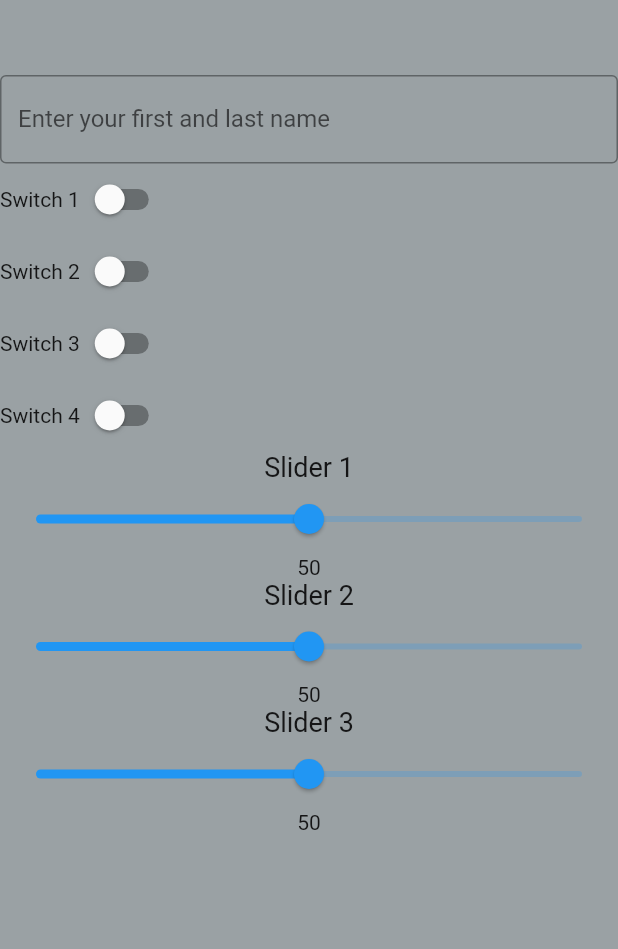
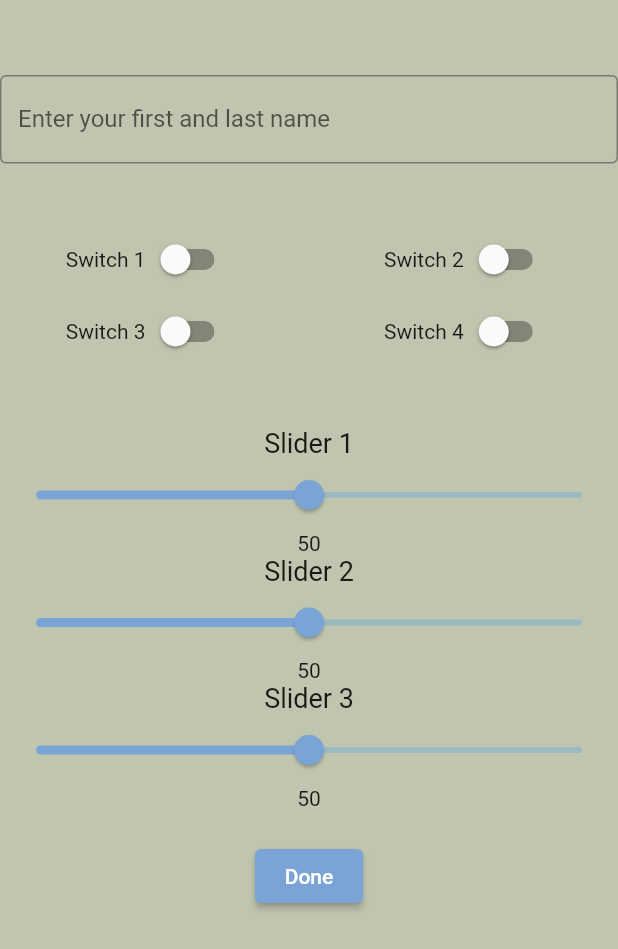
Before and after one commit to TaanHabchy/mobile_app_project1, a Flutter app: the screen it shows after launch, on a phone screen of 412 x 824 dp. Shown: the top 949 px of the screen. Run offline on Flutter 3.47's test engine with Material 2 defaults, Android fonts, the phone set to English and light mode, and no system bars.

Commit message:
submittable project - not cleaned up yet

```diff
--- a/lib/all_sliders.dart
+++ b/lib/all_sliders.dart
@@ -1,34 +1,36 @@
 import 'package:flutter/material.dart';
+import 'package:sharbel_project1/globals.dart';
 import "sliders.dart";
+import 'package:provider/provider.dart';
 
-class allSliders extends StatefulWidget {
+class AllSliders extends StatefulWidget {
+  const AllSliders({super.key});
+
   @override
-  _SliderColumnState createState() => _SliderColumnState();
+  SliderColumnState createState() => SliderColumnState();
 }
 
-class _SliderColumnState extends State<allSliders> {
-  double beginValue = 50;
-  double beginValue1 = 50;
-  double beginValue2 = 50;
-
+class SliderColumnState extends State<AllSliders> {
   @override
   Widget build(BuildContext context) {
+    final globalVariables = context.read<GlobalVariables>();
     return Column(
       mainAxisAlignment: MainAxisAlignment.center,
       children: [
-        SliderWidget("Slider 1", beginValue, (value) {
+        const Padding(padding: EdgeInsets.only(top: 40)),
+        SliderWidget("Slider 1", globalVariables.slid1, (value) {
           setState(() {
-            beginValue = value;
+            globalVariables.slid1 = value;
           });
         }),
-        SliderWidget("Slider 2", beginValue1, (value) {
+        SliderWidget("Slider 2", globalVariables.slid2, (value) {
           setState(() {
-            beginValue1 = value;
+            globalVariables.slid2 = value;
           });
         }),
-        SliderWidget("Slider 3", beginValue2, (value) {
+        SliderWidget("Slider 3", globalVariables.slid3, (value) {
           setState(() {
-            beginValue2 = value;
+            globalVariables.slid3 = value;
           });
         }),
       ],
--- a/lib/all_switches.dart
+++ b/lib/all_switches.dart
@@ -1,43 +1,56 @@
 import 'package:flutter/material.dart';
+import 'package:sharbel_project1/globals.dart';
 import "basic_switch.dart";
+import 'package:provider/provider.dart';
 
-class allSwitches extends StatefulWidget {
+class AllSwitches extends StatefulWidget {
+  const AllSwitches({super.key});
+
   @override
-  _switchColumn createState() => _switchColumn();
+  SwitchColumn createState() => SwitchColumn();
 }
 
-class _switchColumn extends State<allSwitches> {
-  bool clicked1 = false;
-  bool clicked2 = false;
-  bool clicked3 = false;
-  bool clicked4 = false;
-
+class SwitchColumn extends State<AllSwitches> {
   @override
   Widget build(BuildContext context) {
+    final globalVariables = context.read<GlobalVariables>();
     return Column(
       mainAxisAlignment: MainAxisAlignment.center,
       children: [
-        Padding(padding: EdgeInsets.only(top: 0)),
-        BasicSwitch(clicked1, "Switch 1", (value) {
+        const Padding(padding: EdgeInsets.only(top: 40)),
+        Row(
+          mainAxisAlignment: MainAxisAlignment.center,
+          children: [
+            // Padding(padding: EdgeInsets.only(top: 0)),
+            BasicSwitch(globalVariables.clicked1, "Switch 1", (value) {
               setState(() {
-            clicked1 = value;
+                globalVariables.clicked1 = value;
               });
             }),
-        BasicSwitch(clicked2, "Switch 2", (value) {
+            const Padding(padding: EdgeInsets.only(left: 100)),
+            BasicSwitch(globalVariables.clicked2, "Switch 2", (value) {
               setState(() {
-            clicked2 = value;
+                globalVariables.clicked2 = value;
               });
             }),
-        BasicSwitch(clicked3, "Switch 3", (value) {
+          ],
+        ),
+        Row(
+          mainAxisAlignment: MainAxisAlignment.center,
+          children: [
+            BasicSwitch(globalVariables.clicked3, "Switch 3", (value) {
               setState(() {
-            clicked3 = value;
+                globalVariables.clicked3 = value;
               });
             }),
-        BasicSwitch(clicked4, "Switch 4", (value) {
+            const Padding(padding: EdgeInsets.only(left: 100)),
+            BasicSwitch(globalVariables.clicked4, "Switch 4", (value) {
               setState(() {
-            clicked4 = value;
+                globalVariables.clicked4 = value;
               });
             }),
+          ],
+        ),
       ],
     );
   }
--- a/lib/basic_switch.dart
+++ b/lib/basic_switch.dart
@@ -5,16 +5,18 @@ class BasicSwitch extends StatelessWidget {
   final String title;
   final ValueChanged<bool> onChanged;
 
-  BasicSwitch(this.currentSwitch, this.title, this.onChanged);
+  BasicSwitch(this.currentSwitch, this.title, this.onChanged, {super.key});
 
   @override
   Widget build(BuildContext context) {
     return Row(
       children: [
-        Text(title),
+        Text(
+          title,
+        ),
         Switch(
           value: currentSwitch,
-          activeColor: const Color.fromARGB(255, 15, 105, 18),
+          activeColor: const Color.fromARGB(255, 122, 164, 214),
           onChanged: onChanged,
         ),
       ],
--- /dev/null
+++ b/lib/done.dart
@@ -0,0 +1,47 @@
+import 'package:flutter/material.dart';
+import "package:provider/provider.dart";
+import 'package:sharbel_project1/globals.dart';
+
+class DoneButton extends StatelessWidget {
+  const DoneButton({super.key});
+
+  @override
+  Widget build(BuildContext context) {
+    final globalVariables = context.read<GlobalVariables>();
+    return Container(
+        padding: const EdgeInsets.fromLTRB(170, 20, 170, 0),
+        child: ElevatedButton(
+            style: ButtonStyle(
+                backgroundColor: MaterialStateProperty.all(
+              const Color.fromARGB(255, 122, 164, 214),
+            )),
+            onPressed: () {
+              if (globalVariables.clicked1 &&
+                  globalVariables.clicked3 &&
+                  globalVariables.slid1.toInt() == 30 &&
+                  globalVariables.slid2.toInt() == 70 &&
+                  globalVariables.slid3.toInt() == 50 &&
+                  globalVariables.textController.text.isNotEmpty) {
+                showDialog(
+                  context: context,
+                  builder: (BuildContext context) {
+                    return AlertDialog(
+                      title: const Text('Alert Dialog'),
+                      content: const Text('You are done!'),
+                      actions: [
+                        TextButton(
+                          onPressed: () {
+                            // Close the dialog when the "OK" button is pressed
+                            Navigator.of(context).pop();
+                          },
+                          child: const Text('OK'),
+                        ),
+                      ],
+                    );
+                  },
+                );
+              }
+            },
+            child: const Text("Done")));
+  }
+}
--- /dev/null
+++ b/lib/globals.dart
@@ -0,0 +1,17 @@
+import 'package:flutter/material.dart';
+import 'package:flutter/material.dart';
+import 'package:provider/provider.dart';
+
+class GlobalVariables with ChangeNotifier {
+  bool clicked1 = false;
+  bool clicked2 = false;
+  bool clicked3 = false;
+  bool clicked4 = false;
+
+  double slid1 = 50;
+  double slid2 = 50;
+  double slid3 = 50;
+
+  var named = "";
+  TextEditingController textController = TextEditingController();
+}
--- a/lib/main.dart
+++ b/lib/main.dart
@@ -1,12 +1,14 @@
 import 'package:flutter/material.dart';
+import "package:provider/provider.dart";
 import "package:sharbel_project1/all_sliders.dart";
 import "package:sharbel_project1/all_switches.dart";
-import "package:sharbel_project1/userInput.dart";
-import "basic_switch.dart";
-import "all_sliders.dart";
+import "package:sharbel_project1/done.dart";
+import "package:sharbel_project1/globals.dart";
+import 'package:sharbel_project1/user_input.dart';
 
 void main() {
-  runApp(const MainApp());
+  runApp(ChangeNotifierProvider(
+      create: (context) => GlobalVariables(), child: const MainApp()));
 }
 
 class MainApp extends StatefulWidget {
@@ -25,13 +27,14 @@ class _MainAppState extends State<MainApp> {
   Widget build(BuildContext context) {
     return MaterialApp(
       home: Scaffold(
-        backgroundColor: Color.fromARGB(255, 154, 161, 164),
+        backgroundColor: const Color.fromARGB(255, 191, 197, 174),
         body: ListView(
-          children: [
-            const Padding(padding: EdgeInsets.only(top: 50)),
-            const UserInput(),
-            allSwitches(),
-            allSliders(),
+          children: const [
+            Padding(padding: EdgeInsets.only(top: 50)),
+            UserInput(),
+            AllSwitches(),
+            AllSliders(),
+            DoneButton(),
           ],
         ),
       ),
--- a/lib/sliders.dart
+++ b/lib/sliders.dart
@@ -1,22 +1,25 @@
 import 'package:flutter/material.dart';
+import 'globals.dart';
 
 class SliderWidget extends StatelessWidget {
   final String title;
   double value = 50;
   final ValueChanged<double> onChanged;
 
-  SliderWidget(this.title, this.value, this.onChanged);
+  SliderWidget(this.title, this.value, this.onChanged, {super.key});
 
   @override
   Widget build(BuildContext context) {
     return Column(
       children: [
-        Text(title, style: TextStyle(fontSize: 18)),
+        Text(title, style: const TextStyle(fontSize: 18)),
         Slider(
           value: value,
           min: 0,
           max: 100,
           onChanged: onChanged,
+          label: value.toInt().toString(),
+          activeColor: const Color.fromARGB(255, 122, 164, 214),
         ),
         Text(value.toInt().toString()),
       ],
--- a/lib/userInput.dart
+++ /dev/null
@@ -1,35 +0,0 @@
-import 'package:flutter/material.dart';
-
-class UserInput extends StatelessWidget {
-  const UserInput({super.key});
-
-  @override
-  Widget build(BuildContext context) {
-    return const SizedBox(
-      width: 250,
-      child: TextField(
-        // obscureText: true,
-        decoration: InputDecoration(
-          border: OutlineInputBorder(),
-          labelText: 'Enter your first and last name',
-        ),
-      ),
-    );
-  }
-}
-
-// class UserInput extends StatelessWidget {
-//   @override
-//   Widget build(BuildContext context) {
-//     return const SizedBox(
-//       width: 400,
-//       child: TextField(
-//         decoration: InputDecoration(
-//             border: OutlineInputBorder(),
-//             focusColor: Colors.brown,
-//             labelText: 'Enter your first and last name',
-//             labelStyle: TextStyle(color: Colors.white)),
-//       ),
-//     );
-//   }
-// }
--- /dev/null
+++ b/lib/user_input.dart
@@ -0,0 +1,20 @@
+import 'package:flutter/material.dart';
+import 'package:provider/provider.dart';
+import 'package:sharbel_project1/globals.dart';
+
+class UserInput extends StatelessWidget {
+  const UserInput({super.key});
+
+  @override
+  Widget build(BuildContext context) {
+    final globalVariables = context.read<GlobalVariables>();
+    return TextField(
+      // obscureText: true,
+      controller: globalVariables.textController,
+      decoration: const InputDecoration(
+        border: OutlineInputBorder(),
+        labelText: 'Enter your first and last name',
+      ),
+    );
+  }
+}
--- a/pubspec.yaml
+++ b/pubspec.yaml
@@ -9,6 +9,7 @@ environment:
 dependencies:
   flutter:
     sdk: flutter
+  provider: ^6.0.5
 
 dev_dependencies:
   flutter_test:
```
Also changed, not shown: pubspec.lock. Lines whose indentation alone changed are shown as unchanged.
